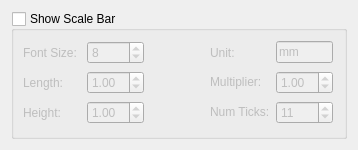
The window that src/Interface/Modules/Render/ScaleBar.ui (SCIInstitute/SCIRun) describes before a commit, drawn with Qt 5.
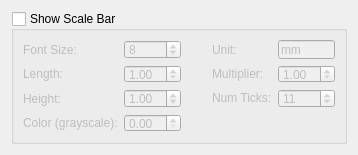
The same window after the commit.

Commit message: Add scalebar line color (#2393)

The edit to the form file:
```diff
--- a/src/Interface/Modules/Render/ScaleBar.ui
+++ b/src/Interface/Modules/Render/ScaleBar.ui
@@ -7,13 +7,13 @@
     <x>0</x>
     <y>0</y>
     <width>358</width>
-    <height>150</height>
+    <height>155</height>
    </rect>
   </property>
   <property name="minimumSize">
    <size>
     <width>358</width>
-    <height>150</height>
+    <height>155</height>
    </size>
   </property>
   <property name="windowTitle">
@@ -247,18 +247,22 @@
         </property>
        </widget>
       </item>
-      <item row="0" column="2">
-       <spacer name="horizontalSpacer_9">
-        <property name="orientation">
-         <enum>Qt::Horizontal</enum>
+      <item row="5" column="0">
+       <widget class="QLabel" name="label">
+        <property name="text">
+         <string>Color (grayscale):</string>
         </property>
-        <property name="sizeHint" stdset="0">
-         <size>
-          <width>40</width>
-          <height>20</height>
-         </size>
+       </widget>
+      </item>
+      <item row="5" column="1">
+       <widget class="QDoubleSpinBox" name="grayLineColorDoubleSpinBox_">
+        <property name="maximum">
+         <double>1.000000000000000</double>
         </property>
-       </spacer>
+        <property name="singleStep">
+         <double>0.100000000000000</double>
+        </property>
+       </widget>
       </item>
      </layout>
     </widget>
```
Left out of the diff: 203 changed lines with no effect on the pictures. The commit also changes 6 other files.
